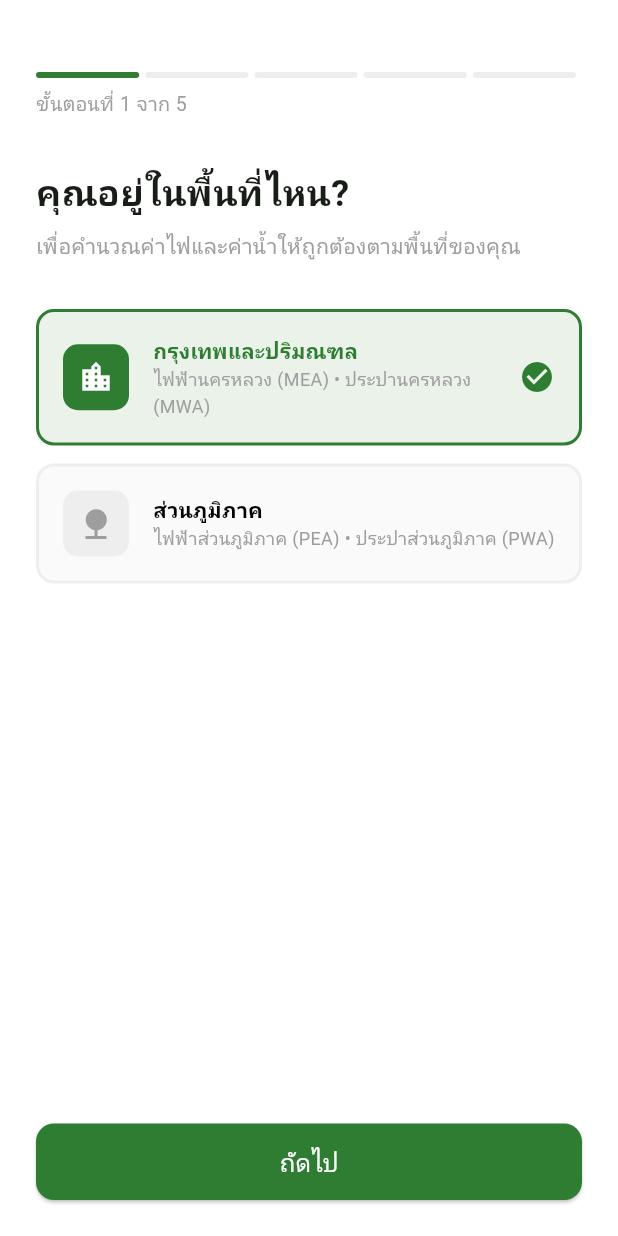
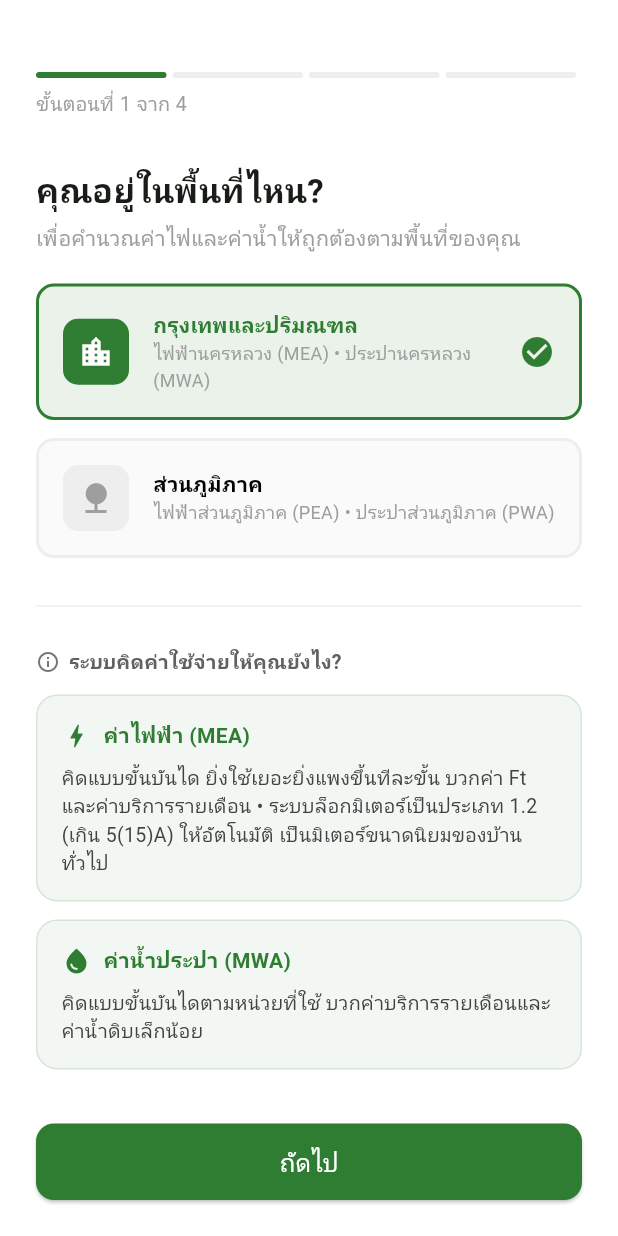
Before and after one commit to sawettamaln-s/energy_home, a Flutter app: the screen it shows once a user with an empty profile is signed in, on a phone screen of 412 x 824 dp. Run offline on Flutter 3.47's test engine with Material 3 defaults, Android fonts, the phone set to English and light mode, and no system bars; our stand-ins replace cloud_firestore, firebase_auth, firebase_core, fl_chart, flutter_local_notifications, permission_handler and 2 more; accounts and stored records are empty; generated files the repository leaves out were written again.

Commit message:
อัพเดต ui

```diff
--- a/lib/screens/auth/setup_screen.dart
+++ b/lib/screens/auth/setup_screen.dart
@@ -19,10 +19,11 @@ class _SetupScreenState extends State<SetupScreen> {
   final FirestoreService _firestoreService = FirestoreService();
 
   int _currentStep = 0;
-  // คงที่ 5 ขั้นตอนเสมอ: พื้นที่ / ประเภทมิเตอร์ / อธิบายสูตรคำนวณ /
-  // วันตัดรอบบิล / บิลตั้งต้น — ไม่ผันแปรตามพื้นที่หรือประเภทมิเตอร์แล้ว
-  // (เดิมกรุงเทพ+ปกติมี step เลือกขนาดมิเตอร์เพิ่ม ตอนนี้ตัดออกเป็นค่าตายตัว)
-  static const int _totalSteps = 5;
+  // คงที่ 4 ขั้นตอนเสมอ: พื้นที่+อธิบายสูตรคำนวณ (รวมเป็นขั้นเดียว) /
+  // ประเภทมิเตอร์ / วันตัดรอบบิล / บิลตั้งต้น
+  // (เดิมพื้นที่กับอธิบายสูตรคำนวณแยกกัน 2 ขั้น ตอนนี้รวมเป็นขั้นเดียวแบบ
+  // ส่วนที่ 1 / ส่วนที่ 2 ในหน้าเดียว)
+  static const int _totalSteps = 4;
   String _selectedArea = 'bangkok';
   String _selectedMeterType = 'normal';
   // ล็อกไว้ที่ประเภท 1.2 (มิเตอร์ปกติเกิน 5(15)A) เสมอ ไม่ให้ผู้ใช้เลือกอีก
@@ -275,34 +276,67 @@ class _SetupScreenState extends State<SetupScreen> {
   Widget _buildStep(int step) {
     switch (step) {
       case 0:
-        return _buildAreaStep();
+        return _buildAreaAndRateExplanationStep();
       case 1:
         return _buildMeterTypeStep();
       case 2:
-        return _buildRateExplanationStep();
+        return _buildBillingDayStep();
       case 3:
-        return _buildBillingDayStep();
-      case 4:
         return _buildStartMeterStep();
       default:
         return const SizedBox();
     }
   }
 
-  Widget _buildAreaStep() {
-    return Column(
+  // ขั้นรวม: ส่วนที่ 1 เลือกพื้นที่ + ส่วนที่ 2 อธิบายสูตรคำนวณ
+  // หมายเหตุ: ส่วนที่ 2 อ้างอิง _selectedMeterType ซึ่งผู้ใช้ยังไม่ได้เลือกจน
+  // กว่าจะถึงขั้นตอนถัดไป (ค่าเริ่มต้นคือ 'normal') คำอธิบายที่โชว์ตอนนี้จึง
+  // เป็นค่าตั้งต้นไปก่อน แล้วจะอัปเดตถูกต้องถ้าผู้ใช้กดย้อนกลับมาดูอีกที
+  // หลังเลือกประเภทมิเตอร์แล้ว
+  Widget _buildAreaAndRateExplanationStep() {
+    final isBangkok = _selectedArea == 'bangkok';
+    final isTou = _selectedMeterType == 'tou';
+
+    late final String electricityTitle;
+    late final String electricityBody;
+    if (isTou) {
+      electricityTitle = 'ค่าไฟฟ้า (มิเตอร์ TOU)';
+      electricityBody =
+          'เหมือนค่าทางด่วน ช่วงคนใช้เยอะ (On-Peak กลางวัน) แพงกว่า '
+          'ช่วงคนใช้น้อย (Off-Peak กลางคืน/วันหยุด) ถูกกว่า '
+          'บวกค่า Ft และค่าบริการรายเดือนตามปกติ';
+    } else if (isBangkok) {
+      electricityTitle = 'ค่าไฟฟ้า (MEA)';
+      electricityBody =
+          'คิดแบบขั้นบันได ยิ่งใช้เยอะยิ่งแพงขึ้นทีละขั้น บวกค่า Ft และ'
+          'ค่าบริการรายเดือน • ระบบล็อกมิเตอร์เป็นประเภท 1.2 (เกิน 5(15)A) '
+          'ให้อัตโนมัติ เป็นมิเตอร์ขนาดนิยมของบ้านทั่วไป';
+    } else {
+      electricityTitle = 'ค่าไฟฟ้า (PEA)';
+      electricityBody =
+          'คิดแบบขั้นบันไดเหมือนกัน แต่ระบบเลือกอัตราให้เองอัตโนมัติจาก'
+          'หน่วยที่ใช้จริงในแต่ละเดือน ใช้ไม่เกิน 150 หน่วยจะได้อัตราถูกกว่า';
+    }
+
+    final waterTitle = isBangkok ? 'ค่าน้ำประปา (MWA)' : 'ค่าน้ำประปา (PWA)';
+    final waterBody = isBangkok
+        ? 'คิดแบบขั้นบันไดตามหน่วยที่ใช้ บวกค่าบริการรายเดือนและค่าน้ำดิบเล็กน้อย'
+        : 'คิดแบบขั้นบันไดเหมือนกัน บวกค่าบริการรายเดือน ';
+
+    return SingleChildScrollView(
+      child: Column(
         crossAxisAlignment: CrossAxisAlignment.start,
         children: [
           const Text(
             'คุณอยู่ในพื้นที่ไหน?',
-          style: TextStyle(fontSize: 24, fontWeight: FontWeight.bold),
+            style: TextStyle(fontSize: 22, fontWeight: FontWeight.bold),
           ),
-        const SizedBox(height: 8),
+          const SizedBox(height: 6),
           const Text(
             'เพื่อคำนวณค่าไฟและค่าน้ำให้ถูกต้องตามพื้นที่ของคุณ',
             style: TextStyle(color: Colors.grey),
           ),
-        const SizedBox(height: 32),
+          const SizedBox(height: 20),
           _buildSelectionCard(
             title: 'กรุงเทพและปริมณฑล',
             subtitle: 'ไฟฟ้านครหลวง (MEA) • ประปานครหลวง (MWA)',
@@ -318,7 +352,27 @@ class _SetupScreenState extends State<SetupScreen> {
             isSelected: _selectedArea == 'province',
             onTap: () => setState(() => _selectedArea = 'province'),
           ),
+
+          const SizedBox(height: 24),
+          Divider(color: Colors.grey.shade200, thickness: 1),
+          const SizedBox(height: 20),
+
+          _buildFieldGroupLabel(
+              'ระบบคิดค่าใช้จ่ายให้คุณยังไง?', Icons.info_outline),
+          const SizedBox(height: 12),
+          _buildRateInfoCard(
+            icon: Icons.bolt,
+            title: electricityTitle,
+            body: electricityBody,
+          ),
+          const SizedBox(height: 12),
+          _buildRateInfoCard(
+            icon: Icons.water_drop,
+            title: waterTitle,
+            body: waterBody,
+          ),
         ],
+      ),
     );
   }
 
@@ -353,74 +407,6 @@ class _SetupScreenState extends State<SetupScreen> {
           onTap: () => setState(() => _selectedMeterType = 'tou'),
         ),
       ],
-    );
-  }
-
-  // ขั้นตอนอธิบายสูตรคำนวณ (แทนที่การให้เลือกขนาดมิเตอร์เดิม) — ไม่มีตัวเลือก
-  // ให้กด แค่อธิบายว่าค่าไฟ/ค่าน้ำของผู้ใช้จะถูกคิดยังไงตามพื้นที่และประเภท
-  // มิเตอร์ที่เพิ่งเลือกไป 2 ขั้นตอนก่อนหน้า
-  Widget _buildRateExplanationStep() {
-    final isBangkok = _selectedArea == 'bangkok';
-    final isTou = _selectedMeterType == 'tou';
-
-    late final String electricityTitle;
-    late final String electricityBody;
-    if (isTou) {
-      electricityTitle = 'ค่าไฟฟ้า (มิเตอร์ TOU)';
-      electricityBody =
-          'คิดแยกช่วงเวลา: หน่วยที่ใช้ตอนกลางวัน (On-Peak) คิดอัตราแพงกว่า '
-          'หน่วยที่ใช้ตอนกลางคืน/วันหยุด (Off-Peak) บวกค่า Ft และค่าบริการ '
-          'รายเดือนตามมาตรฐานเดียวกันทั้งประเทศ ไม่ผูกกับขนาดมิเตอร์';
-    } else if (isBangkok) {
-      electricityTitle = 'ค่าไฟฟ้า (MEA)';
-      electricityBody =
-          'คิดแบบอัตราขั้นบันได ยิ่งใช้มากยิ่งแพงต่อหน่วย บวกค่า Ft และ'
-          'ค่าบริการรายเดือน • ระบบตั้งเป็นมิเตอร์ขนาดปกติ (เกิน 5(15)A) ให้'
-          'ตายตัว เพราะเป็นขนาดที่บ้านทั่วไปใช้กันอยู่แล้ว และเกณฑ์แยกขนาด'
-          'มิเตอร์เล็ก/ใหญ่ของ MEA เองก็เปลี่ยนได้ตามช่วงเวลา ให้ค่าคงที่แบบนี้'
-          'แม่นยำกว่าในระยะยาว';
-    } else {
-      electricityTitle = 'ค่าไฟฟ้า (PEA)';
-      electricityBody =
-          'คิดแบบอัตราขั้นบันไดเช่นกัน แต่ PEA เลือกอัตราให้อัตโนมัติจาก'
-          'จำนวนหน่วยที่ใช้จริงในแต่ละเดือน (ใช้ไม่เกิน 150 หน่วยจะได้อัตรา'
-          'ที่ถูกกว่า) ไม่ต้องอิงขนาดมิเตอร์เหมือน MEA';
-    }
-
-    final waterTitle = isBangkok ? 'ค่าน้ำประปา (MWA)' : 'ค่าน้ำประปา (PWA)';
-    final waterBody = isBangkok
-        ? 'คิดแบบอัตราขั้นบันไดตามหน่วยที่ใช้ บวกค่าบริการรายเดือนและ'
-            'ค่าน้ำดิบเล็กน้อยต่อหน่วย'
-        : 'คิดแบบอัตราขั้นบันไดตามหน่วยที่ใช้ บวกค่าบริการรายเดือน '
-            '(อัตราของ PWA แยกจาก MWA เพราะเป็นคนละหน่วยงานกัน)';
-
-    return SingleChildScrollView(
-      child: Column(
-        crossAxisAlignment: CrossAxisAlignment.start,
-        children: [
-          const Text(
-            'ระบบคิดค่าใช้จ่ายให้คุณยังไง?',
-            style: TextStyle(fontSize: 24, fontWeight: FontWeight.bold),
-          ),
-          const SizedBox(height: 8),
-          const Text(
-            'สรุปสั้นๆ ก่อนไปขั้นตอนถัดไป ไม่ต้องเลือกอะไรในหน้านี้',
-            style: TextStyle(color: Colors.grey),
-          ),
-          const SizedBox(height: 28),
-          _buildRateInfoCard(
-            icon: Icons.bolt,
-            title: electricityTitle,
-            body: electricityBody,
-          ),
-          const SizedBox(height: 12),
-          _buildRateInfoCard(
-            icon: Icons.water_drop,
-            title: waterTitle,
-            body: waterBody,
-          ),
-        ],
-      ),
     );
   }
 
```
Lines whose indentation alone changed are shown as unchanged.
